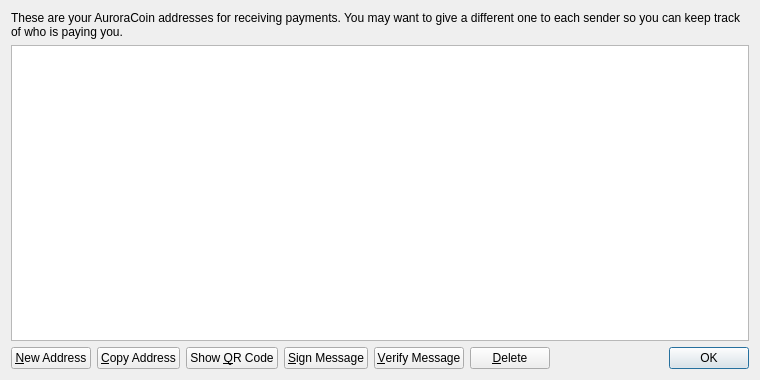
Qt form src/qt/forms/addressbookpage.ui (baldurodinsson/auroracoin-project) before a commit.
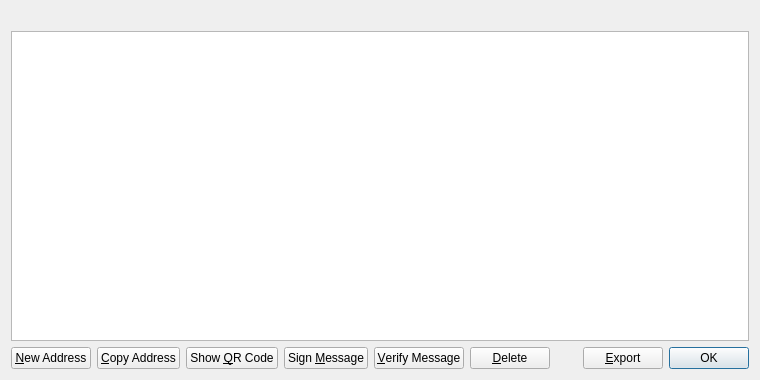
The same form after that commit. Icons and pictures are not drawn.

```diff
--- a/src/qt/forms/addressbookpage.ui
+++ b/src/qt/forms/addressbookpage.ui
@@ -16,9 +16,6 @@
   <layout class="QVBoxLayout" name="verticalLayout">
    <item>
     <widget class="QLabel" name="labelExplanation">
-     <property name="text">
-      <string>These are your AuroraCoin addresses for receiving payments. You may want to give a different one to each sender so you can keep track of who is paying you.</string>
-     </property>
      <property name="textFormat">
       <enum>Qt::PlainText</enum>
      </property>
@@ -102,7 +99,7 @@
         <string>Sign a message to prove you own an AuroraCoin address</string>
        </property>
        <property name="text">
-        <string>&amp;Sign Message</string>
+        <string>Sign &amp;Message</string>
        </property>
        <property name="icon">
         <iconset resource="../bitcoin.qrc">
@@ -151,6 +148,20 @@
        </property>
       </spacer>
      </item>
+     <item>
+      <widget class="QPushButton" name="exportButton">
+       <property name="toolTip">
+        <string>Export the data in the current tab to a file</string>
+       </property>
+       <property name="text">
+        <string>&amp;Export</string>
+       </property>
+       <property name="icon">
+        <iconset resource="../bitcoin.qrc">
+         <normaloff>:/icons/export</normaloff>:/icons/export</iconset>
+       </property>
+      </widget>
+     </item>
      <item>
       <widget class="QDialogButtonBox" name="buttonBox">
        <property name="sizePolicy">
```
Left out of the diff: 12 changed lines with no effect on the pictures.
